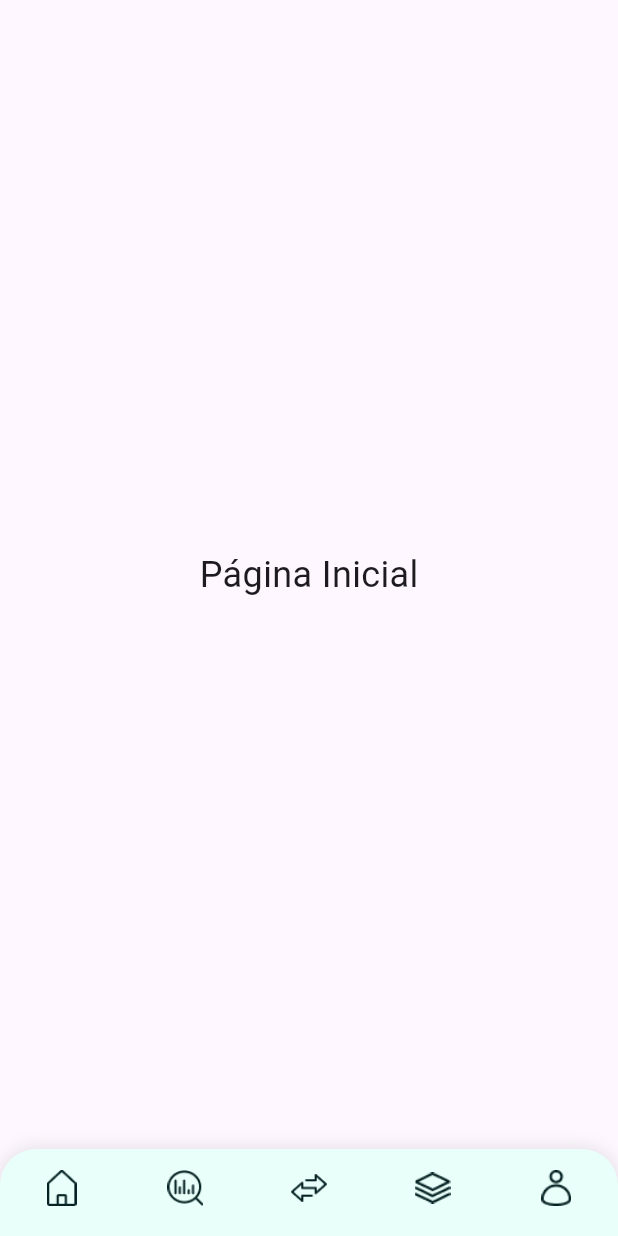
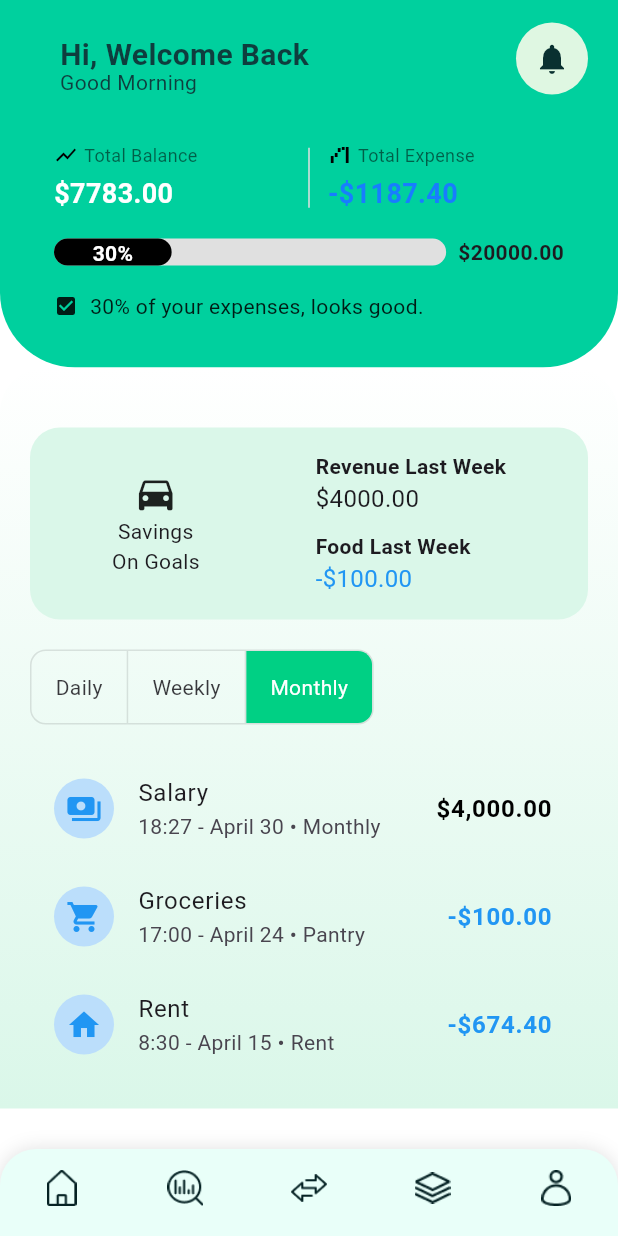
Before and after one commit to Crautor/Fintrack, a Flutter app: the HomePage screen opened by its route, on a phone screen of 412 x 824 dp. Run offline on Flutter 3.47's test engine with Material 3 defaults, Android fonts, the light colour scheme and no system bars.

Commit message:
salvando alterações para rebase

```diff
--- a/lib/components/headers/default_header.dart
+++ b/lib/components/headers/default_header.dart
@@ -4,42 +4,47 @@ class DefaultHeader extends StatelessWidget {
   final String title;
   final String? subtitle;
   final bool isBackButtonVisible;
+  final Widget? child;
 
   const DefaultHeader({
     super.key,
     required this.title,
     this.subtitle,
     this.isBackButtonVisible = false,
+    this.child,
   });
 
   @override
   Widget build(BuildContext context) {
     return Container(
       width: double.infinity,
-      height: 125,
-      decoration: BoxDecoration(
-        color: const Color(0xFF00D09E),
+      decoration: const BoxDecoration(
+        color: Color(0xFF00D09E),
         borderRadius: BorderRadius.only(
           bottomLeft: Radius.circular(50),
           bottomRight: Radius.circular(50),
         ),
       ),
       child: SafeArea(
-        child: Center(
         child: Padding(
           padding: const EdgeInsets.symmetric(horizontal: 20, vertical: 15),
-            child: Row(
+          child: Column(
+            mainAxisSize: MainAxisSize.min,
+            crossAxisAlignment:
+                isBackButtonVisible
+                    ? CrossAxisAlignment.center
+                    : CrossAxisAlignment.start,
+            children: [
+              Row(
                 mainAxisAlignment: MainAxisAlignment.spaceBetween,
                 children: [
                   if (isBackButtonVisible)
                     IconButton(
-                    icon: Icon(Icons.arrow_back, color: Colors.white),
-                    onPressed: () {
-                      Navigator.pop(context);
-                    },
+                      icon: const Icon(Icons.arrow_back, color: Colors.white),
+                      onPressed: () => Navigator.pop(context),
                     )
                   else
-                  SizedBox(width: 20),
+                    const SizedBox(width: 20),
                   Expanded(
                     child: Column(
                       mainAxisSize: MainAxisSize.min,
@@ -54,18 +59,18 @@ class DefaultHeader extends StatelessWidget {
                               isBackButtonVisible
                                   ? TextAlign.center
                                   : TextAlign.left,
-                        style: TextStyle(
+                          style: const TextStyle(
                             fontSize: 20,
                             fontWeight: FontWeight.bold,
                             color: Color(0xFF0E3E3E),
                           ),
                         ),
                         if (subtitle != null) ...[
-                        SizedBox(height: 4),
+                          const SizedBox(height: 4),
                           Text(
                             subtitle!,
                             textAlign: TextAlign.center,
-                          style: TextStyle(
+                            style: const TextStyle(
                               fontSize: 14,
                               color: Color(0xFF0E3E3E),
                               height: 0.1,
@@ -76,12 +81,15 @@ class DefaultHeader extends StatelessWidget {
                     ),
                   ),
                   Container(
-                  decoration: BoxDecoration(
+                    decoration: const BoxDecoration(
                       color: Color(0xFFDFF7E2),
                       shape: BoxShape.circle,
                     ),
                     child: IconButton(
-                    icon: Icon(Icons.notifications, color: Color(0xFF093030)),
+                      icon: const Icon(
+                        Icons.notifications,
+                        color: Color(0xFF093030),
+                      ),
                       onPressed: () {
                         // notificações
                       },
@@ -89,6 +97,19 @@ class DefaultHeader extends StatelessWidget {
                   ),
                 ],
               ),
+              if (child != null) ...[
+                const SizedBox(height: 16),
+                Container(
+                  width: double.infinity,
+                  padding: const EdgeInsets.all(16),
+                  decoration: BoxDecoration(
+                    color: const Color(0xFF00D09E),
+                    borderRadius: BorderRadius.circular(20),
+                  ),
+                  child: child!,
+                ),
+              ],
+            ],
           ),
         ),
       ),
--- /dev/null
+++ b/lib/components/overviews/general_overview.dart
@@ -0,0 +1,153 @@
+import 'package:flutter/material.dart';
+
+class GeneralOverview extends StatelessWidget {
+  final double balance;
+  final double expense;
+  final double goal;
+  final double percentage;
+
+  const GeneralOverview({
+    super.key,
+    required this.balance,
+    required this.expense,
+    required this.goal,
+    required this.percentage,
+  });
+
+  @override
+  Widget build(BuildContext context) {
+    return Column(
+      children: [
+        Row(
+          children: [
+            Expanded(
+              child: Column(
+                crossAxisAlignment: CrossAxisAlignment.start,
+                children: [
+                  const Row(
+                    children: [
+                      Icon(Icons.show_chart, size: 16, color: Colors.black),
+                      SizedBox(width: 4),
+                      Text(
+                        "Total Balance",
+                        style: TextStyle(color: Colors.black54, fontSize: 12),
+                      ),
+                    ],
+                  ),
+                  const SizedBox(height: 4),
+                  Text(
+                    "\$${balance.toStringAsFixed(2)}",
+                    style: const TextStyle(
+                      fontSize: 18,
+                      fontWeight: FontWeight.bold,
+                      color: Colors.white,
+                    ),
+                  ),
+                ],
+              ),
+            ),
+            Container(
+              height: 40,
+              width: 1,
+              color: Colors.grey.shade300,
+              margin: const EdgeInsets.symmetric(horizontal: 12),
+            ),
+            Expanded(
+              child: Column(
+                crossAxisAlignment: CrossAxisAlignment.start,
+                children: [
+                  const Row(
+                    children: [
+                      Icon(
+                        Icons.waterfall_chart,
+                        size: 16,
+                        color: Colors.black,
+                      ),
+                      SizedBox(width: 4),
+                      Text(
+                        "Total Expense",
+                        style: TextStyle(color: Colors.black54, fontSize: 12),
+                      ),
+                    ],
+                  ),
+                  const SizedBox(height: 4),
+                  Text(
+                    "-\$${expense.toStringAsFixed(2)}",
+                    style: const TextStyle(
+                      fontSize: 18,
+                      fontWeight: FontWeight.bold,
+                      color: Color(0xFF187DFE),
+                    ),
+                  ),
+                ],
+              ),
+            ),
+          ],
+        ),
+        const SizedBox(height: 16),
+        Row(
+          children: [
+            Expanded(
+              child: Stack(
+                children: [
+                  Container(
+                    height: 18,
+                    width: double.infinity,
+                    decoration: BoxDecoration(
+                      color: Colors.grey.shade300,
+                      borderRadius: BorderRadius.circular(25),
+                    ),
+                  ),
+
+                  FractionallySizedBox(
+                    widthFactor: percentage,
+                    child: Container(
+                      height: 18,
+                      decoration: BoxDecoration(
+                        color: Colors.black,
+                        borderRadius: BorderRadius.circular(25),
+                      ),
+                    ),
+                  ),
+
+                  FractionallySizedBox(
+                    widthFactor: percentage,
+                    child: Container(
+                      height: 18,
+                      alignment: Alignment.center,
+                      child: Text(
+                        "${(percentage * 100).toStringAsFixed(0)}%",
+                        style: const TextStyle(
+                          color: Colors.white,
+                          fontWeight: FontWeight.bold,
+                        ),
+                      ),
+                    ),
+                  ),
+                ],
+              ),
+            ),
+            const SizedBox(width: 8),
+            Text(
+              "\$${goal.toStringAsFixed(2)}",
+              style: const TextStyle(fontWeight: FontWeight.bold),
+            ),
+          ],
+        ),
+        const SizedBox(height: 16),
+        Row(
+          children: [
+            Icon(Icons.check_box, size: 16),
+            SizedBox(width: 8),
+            Expanded(
+              child: Text(
+                "${(percentage * 100).toStringAsFixed(0)}% of your expenses, looks good.",
+                style: TextStyle(color: Colors.black87),
+              ),
+            ),
+          ],
+        ),
+      ],
+    );
+  }
+}
--- /dev/null
+++ b/lib/components/overviews/last_week_overview.dart
@@ -0,0 +1,58 @@
+import 'package:flutter/material.dart';
+
+class LastWeekOverview extends StatelessWidget {
+  final Color backgroundColor;
+  final double revenue;
+  final double expense;
+
+  const LastWeekOverview({
+    super.key,
+    required this.backgroundColor,
+    required this.revenue,
+    required this.expense,
+  });
+
+  @override
+  Widget build(BuildContext context) {
+    return Container(
+      padding: const EdgeInsets.all(16),
+      decoration: BoxDecoration(
+        color: backgroundColor,
+        borderRadius: BorderRadius.circular(20),
+      ),
+      child: Row(
+        mainAxisAlignment: MainAxisAlignment.spaceAround,
+        children: [
+          Column(
+            children: const [
+              Icon(Icons.directions_car, size: 30),
+              Text("Savings\nOn Goals", textAlign: TextAlign.center),
+            ],
+          ),
+          Column(
+            crossAxisAlignment: CrossAxisAlignment.start,
+            children: [
+              Text(
+                "Revenue Last Week",
+                style: TextStyle(fontWeight: FontWeight.bold),
+              ),
+              Text(
+                "\$${revenue.toStringAsFixed(2)}",
+                style: TextStyle(fontSize: 16),
+              ),
+              SizedBox(height: 10),
+              Text(
+                "Food Last Week",
+                style: TextStyle(fontWeight: FontWeight.bold),
+              ),
+              Text(
+                "-\$${expense.toStringAsFixed(2)}",
+                style: TextStyle(fontSize: 16, color: Colors.blue),
+              ),
+            ],
+          ),
+        ],
+      ),
+    );
+  }
+}
--- a/lib/screens/home.dart
+++ b/lib/screens/home.dart
@@ -1,6 +1,8 @@
+import 'package:fintrack/components/headers/default_header.dart';
+import 'package:fintrack/components/overviews/general_overview.dart';
+import 'package:fintrack/components/overviews/last_week_overview.dart';
 import 'package:flutter/material.dart';
 import 'package:flutter/cupertino.dart';
-import 'package:fintrack/components/custom_nav_bar.dart';
 
 class HomePage extends StatelessWidget {
   const HomePage({super.key});
@@ -41,17 +43,15 @@ class HomePage extends StatelessWidget {
     }
   }
 
+  final Color mainGreen = const Color(0xFF00D084);
+  final Color lightGreen = const Color(0xFFDAF7E9);
+
   @override
   Widget build(BuildContext context) {
     final currentIndex = _getCurrentIndex(context);
 
     return Scaffold(
-      body: const Center(
-        child: Text(
-          'Página Inicial',
-          style: TextStyle(fontSize: 24),
-        ),
-      ),
+      backgroundColor: Colors.white,
       bottomNavigationBar: Container(
         decoration: const BoxDecoration(
           color: Color(0xFFE9FFF9),
@@ -59,12 +59,7 @@ class HomePage extends StatelessWidget {
             topLeft: Radius.circular(24),
             topRight: Radius.circular(24),
           ),
-          boxShadow: [
-            BoxShadow(
-              color: Colors.black12,
-              blurRadius: 10,
-            ),
-          ],
+          boxShadow: [BoxShadow(color: Colors.black12, blurRadius: 10)],
         ),
         child: BottomNavigationBar(
           currentIndex: currentIndex,
@@ -120,6 +115,135 @@ class HomePage extends StatelessWidget {
           ],
         ),
       ),
+
+      body: SingleChildScrollView(
+        child: Column(
+          children: [
+            const DefaultHeader(
+              title: 'Hi, Welcome Back',
+              subtitle: 'Good Morning',
+              isBackButtonVisible: false,
+              child: GeneralOverview(
+                balance: 7783.00,
+                expense: 1187.40,
+                goal: 20000.00,
+                percentage: 0.3,
+              ),
+            ),
+            Container(
+              width: double.infinity,
+              decoration: const BoxDecoration(
+                gradient: LinearGradient(
+                  colors: [Colors.white, Color(0xFFDAF7E9)],
+                  begin: Alignment.topCenter,
+                  end: Alignment.bottomCenter,
+                ),
+                borderRadius: BorderRadius.only(
+                  topLeft: Radius.circular(30),
+                  topRight: Radius.circular(30),
+                ),
+              ),
+              padding: const EdgeInsets.all(20),
+              child: Column(
+                crossAxisAlignment: CrossAxisAlignment.start,
+                children: [
+                  const SizedBox(height: 20),
+                  LastWeekOverview(
+                    backgroundColor: Color(0xFFDAF7E9),
+                    revenue: 4000.00,
+                    expense: 100.00,
+                  ),
+                  const SizedBox(height: 20),
+                  ToggleButtons(
+                    isSelected: [false, false, true],
+                    onPressed: (_) {},
+                    borderRadius: BorderRadius.circular(10),
+                    selectedColor: Colors.white,
+                    fillColor: mainGreen,
+                    children: const [
+                      Padding(
+                        padding: EdgeInsets.symmetric(horizontal: 16),
+                        child: Text("Daily"),
+                      ),
+                      Padding(
+                        padding: EdgeInsets.symmetric(horizontal: 16),
+                        child: Text("Weekly"),
+                      ),
+                      Padding(
+                        padding: EdgeInsets.symmetric(horizontal: 16),
+                        child: Text("Monthly"),
+                      ),
+                    ],
+                  ),
+                  const SizedBox(height: 20),
+                  const TransactionTile(
+                    icon: Icons.payments,
+                    label: "Salary",
+                    time: "18:27 - April 30",
+                    category: "Monthly",
+                    amount: "\$4,000.00",
+                    amountColor: Colors.black,
+                  ),
+                  const TransactionTile(
+                    icon: Icons.shopping_cart,
+                    label: "Groceries",
+                    time: "17:00 - April 24",
+                    category: "Pantry",
+                    amount: "-\$100.00",
+                    amountColor: Colors.blue,
+                  ),
+                  const TransactionTile(
+                    icon: Icons.home,
+                    label: "Rent",
+                    time: "8:30 - April 15",
+                    category: "Rent",
+                    amount: "-\$674.40",
+                    amountColor: Colors.blue,
+                  ),
+                ],
+              ),
+            ),
+          ],
+        ),
+      ),
     );
   }
 }
+
+class TransactionTile extends StatelessWidget {
+  final IconData icon;
+  final String label;
+  final String time;
+  final String category;
+  final String amount;
+  final Color amountColor;
+
+  const TransactionTile({
+    required this.icon,
+    required this.label,
+    required this.time,
+    required this.category,
+    required this.amount,
+    required this.amountColor,
+  });
+
+  @override
+  Widget build(BuildContext context) {
+    return ListTile(
+      leading: CircleAvatar(
+        backgroundColor: Colors.blue.shade100,
+        child: Icon(icon, color: Colors.blue),
+      ),
+      title: Text(label),
+      subtitle: Text("$time • $category"),
+      trailing: Text(
+        amount,
+        style: TextStyle(
+          color: amountColor,
+          fontSize: 16,
+          fontWeight: FontWeight.bold,
+        ),
+      ),
+    );
+  }
+}
```
Also changed, not shown: lib/screens/Auth/login.dart (+14 -6 lines). Lines whose indentation alone changed are shown as unchanged.
